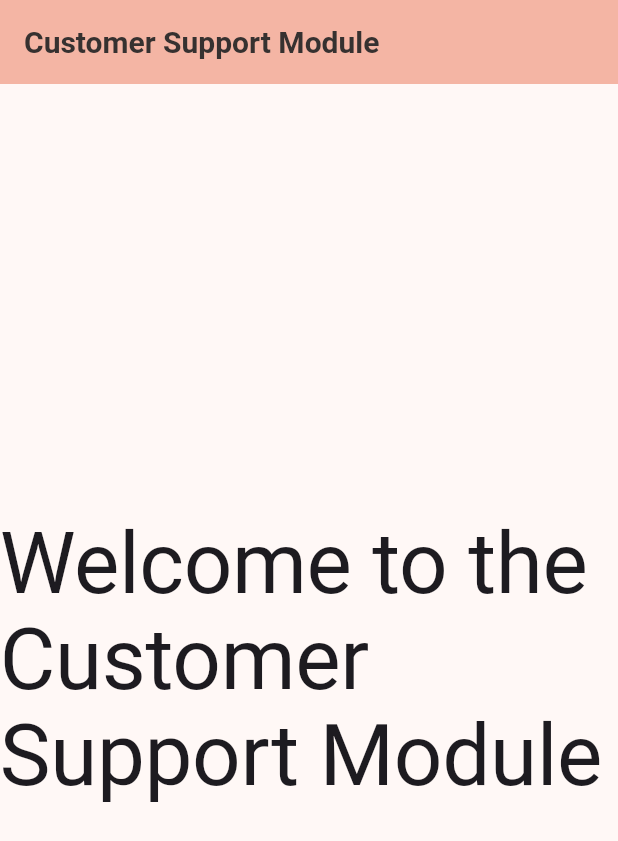
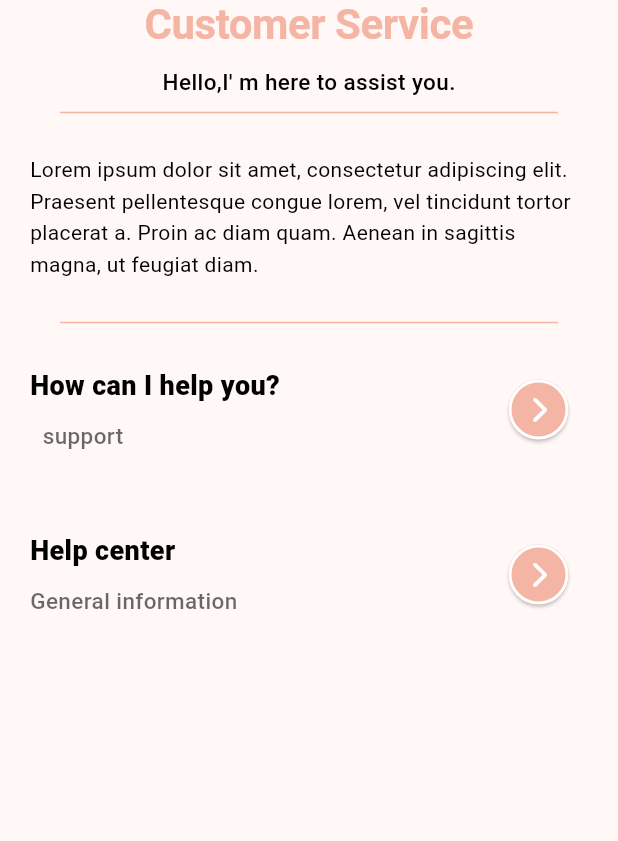
Before and after one commit to hazzemSaid/hazzemSaid-Customer-Support-Module, a Flutter app: the screen it shows after launch, on a phone screen of 412 x 824 dp. Shown: the top 841 px of the screen. Run offline on Flutter 3.47's test engine with Material 3 defaults, Android fonts, the phone set to English and light mode, and no system bars; our stand-ins replace font_awesome_flutter, get; Roboto replaces fonts that are missing (DMSans).

Commit message:
build the customer service screen

```diff
--- /dev/null
+++ b/lib/core/constanse/AppTextStyles.dart
@@ -0,0 +1,256 @@
+import 'package:flutter/material.dart';
+
+class AppTextStyles {
+  static const String fontFamily = 'DMSans';
+
+  static const TextStyle heading1 = TextStyle(
+    fontFamily: fontFamily,
+    fontSize: 32,
+    fontWeight: FontWeight.w700,
+    height: 1.2,
+    letterSpacing: -0.5,
+  );
+
+  static const TextStyle heading2 = TextStyle(
+    fontFamily: fontFamily,
+    fontSize: 28,
+    fontWeight: FontWeight.w700,
+    height: 1.2,
+    letterSpacing: -0.3,
+  );
+
+  static const TextStyle heading3 = TextStyle(
+    fontFamily: fontFamily,
+    fontSize: 24,
+    fontWeight: FontWeight.w600,
+    height: 1.3,
+    letterSpacing: -0.2,
+  );
+
+  static const TextStyle heading4 = TextStyle(
+    fontFamily: fontFamily,
+    fontSize: 20,
+    fontWeight: FontWeight.w600,
+    height: 1.3,
+    letterSpacing: -0.1,
+  );
+
+  static const TextStyle heading5 = TextStyle(
+    fontFamily: fontFamily,
+    fontSize: 18,
+    fontWeight: FontWeight.w600,
+    height: 1.4,
+  );
+
+  static const TextStyle heading6 = TextStyle(
+    fontFamily: fontFamily,
+    fontSize: 16,
+    fontWeight: FontWeight.w600,
+    height: 1.4,
+  );
+
+  static const TextStyle bodyLarge = TextStyle(
+    fontFamily: fontFamily,
+    fontSize: 16,
+    fontWeight: FontWeight.w400,
+    height: 1.5,
+  );
+
+  static const TextStyle bodyMedium = TextStyle(
+    fontFamily: fontFamily,
+    fontSize: 14,
+    fontWeight: FontWeight.w400,
+    height: 1.5,
+  );
+
+  static const TextStyle bodySmall = TextStyle(
+    fontFamily: fontFamily,
+    fontSize: 12,
+    fontWeight: FontWeight.w400,
+    height: 1.4,
+  );
+
+  static const TextStyle buttonLarge = TextStyle(
+    fontFamily: fontFamily,
+    fontSize: 18,
+    fontWeight: FontWeight.w600,
+    height: 1.2,
+    letterSpacing: 0.1,
+  );
+
+  static const TextStyle buttonMedium = TextStyle(
+    fontFamily: fontFamily,
+    fontSize: 14,
+    fontWeight: FontWeight.w600,
+    height: 1.2,
+    letterSpacing: 0.1,
+  );
+
+  static const TextStyle buttonSmall = TextStyle(
+    fontFamily: fontFamily,
+    fontSize: 12,
+    fontWeight: FontWeight.w600,
+    height: 1.2,
+    letterSpacing: 0.1,
+  );
+
+  static const TextStyle caption = TextStyle(
+    fontFamily: fontFamily,
+    fontSize: 12,
+    fontWeight: FontWeight.w400,
+    height: 1.3,
+    letterSpacing: 0.4,
+  );
+
+  static const TextStyle overline = TextStyle(
+    fontFamily: fontFamily,
+    fontSize: 10,
+    fontWeight: FontWeight.w500,
+    height: 1.6,
+    letterSpacing: 1.5,
+  );
+
+  static const TextStyle label = TextStyle(
+    fontFamily: fontFamily,
+    fontSize: 14,
+    fontWeight: FontWeight.w500,
+    height: 1.4,
+    letterSpacing: 0.1,
+  );
+
+  static const TextStyle priceRegular = TextStyle(
+    fontFamily: fontFamily,
+    fontSize: 18,
+    fontWeight: FontWeight.w600,
+    height: 1.2,
+  );
+
+  static const TextStyle priceLarge = TextStyle(
+    fontFamily: fontFamily,
+    fontSize: 24,
+    fontWeight: FontWeight.w700,
+    height: 1.2,
+  );
+
+  static const TextStyle priceSmall = TextStyle(
+    fontFamily: fontFamily,
+    fontSize: 14,
+    fontWeight: FontWeight.w600,
+    height: 1.2,
+  );
+
+  static const TextStyle priceStrikethrough = TextStyle(
+    fontFamily: fontFamily,
+    fontSize: 14,
+    fontWeight: FontWeight.w400,
+    height: 1.2,
+    decoration: TextDecoration.lineThrough,
+  );
+
+  static const TextStyle inputText = TextStyle(
+    fontFamily: fontFamily,
+    fontSize: 16,
+    fontWeight: FontWeight.w400,
+    height: 1.5,
+  );
+
+  static const TextStyle inputLabel = TextStyle(
+    fontFamily: fontFamily,
+    fontSize: 14,
+    fontWeight: FontWeight.w500,
+    height: 1.4,
+  );
+
+  static const TextStyle inputHint = TextStyle(
+    fontFamily: fontFamily,
+    fontSize: 16,
+    fontWeight: FontWeight.w400,
+    height: 1.5,
+  );
+
+  static const TextStyle inputError = TextStyle(
+    fontFamily: fontFamily,
+    fontSize: 12,
+    fontWeight: FontWeight.w400,
+    height: 1.3,
+  );
+
+  static const TextStyle tabLabel = TextStyle(
+    fontFamily: fontFamily,
+    fontSize: 12,
+    fontWeight: FontWeight.w500,
+    height: 1.3,
+  );
+
+  static const TextStyle appBarTitle = TextStyle(
+    fontFamily: fontFamily,
+    fontSize: 20,
+    fontWeight: FontWeight.w600,
+    height: 1.2,
+  );
+
+  static const TextStyle cardTitle = TextStyle(
+    fontFamily: fontFamily,
+    fontSize: 16,
+    fontWeight: FontWeight.w600,
+    height: 1.3,
+  );
+
+  static const TextStyle cardSubtitle = TextStyle(
+    fontFamily: fontFamily,
+    fontSize: 14,
+    fontWeight: FontWeight.w400,
+    height: 1.4,
+  );
+
+  static const TextStyle ratingText = TextStyle(
+    fontFamily: fontFamily,
+    fontSize: 14,
+    fontWeight: FontWeight.w500,
+    height: 1.2,
+  );
+
+  static const TextStyle reviewText = TextStyle(
+    fontFamily: fontFamily,
+    fontSize: 14,
+    fontWeight: FontWeight.w400,
+    height: 1.5,
+  );
+
+  static const TextStyle successText = TextStyle(
+    fontFamily: fontFamily,
+    fontSize: 14,
+    fontWeight: FontWeight.w500,
+    height: 1.4,
+  );
+
+  static const TextStyle warningText = TextStyle(
+    fontFamily: fontFamily,
+    fontSize: 14,
+    fontWeight: FontWeight.w500,
+    height: 1.4,
+  );
+
+  static const TextStyle errorText = TextStyle(
+    fontFamily: fontFamily,
+    fontSize: 14,
+    fontWeight: FontWeight.w500,
+    height: 1.4,
+  );
+
+  static const TextStyle link = TextStyle(
+    fontFamily: fontFamily,
+    fontSize: 14,
+    fontWeight: FontWeight.w500,
+    height: 1.4,
+    decoration: TextDecoration.underline,
+  );
+
+  static const TextStyle linkSmall = TextStyle(
+    fontFamily: fontFamily,
+    fontSize: 12,
+    fontWeight: FontWeight.w500,
+    height: 1.3,
+    decoration: TextDecoration.underline,
+  );
+}
--- a/lib/main.dart
+++ b/lib/main.dart
@@ -1,6 +1,8 @@
-import 'package:customersupportmodule/core/appthemes.dart';
+import 'package:customersupportmodule/core/constanse/appthemes.dart';
+import 'package:customersupportmodule/modules/cutomerservice/view/screens/cutomerservice_screen.dart';
 import 'package:flutter/material.dart';
 import 'package:get/get_navigation/src/root/get_material_app.dart';
+import 'package:get/get_navigation/src/routes/get_route.dart';
 
 void main() {
   runApp(const MyApp());
@@ -12,18 +14,10 @@ class MyApp extends StatelessWidget {
   @override
   Widget build(BuildContext context) {
     return GetMaterialApp(
-      title: 'Customer Support Module',
-      theme: AppThemes.appDarkTheme,
+      getPages: [GetPage(name: '/', page: () => CutomerserviceScreen())],
+      title: 'Customer Support',
+      theme: AppThemes.appLightTheme,
       debugShowCheckedModeBanner: false,
-      home: Scaffold(
-        appBar: AppBar(title: const Text('Customer Support Module')),
-        body: Center(
-          child: Text(
-            'Welcome to the Customer Support Module',
-            style: Theme.of(context).textTheme.displayLarge,
-          ),
-        ),
-      ),
     );
   }
 }
--- /dev/null
+++ b/lib/modules/cutomerservice/view/screens/cutomerservice_screen.dart
@@ -0,0 +1,168 @@
+import 'package:customersupportmodule/core/constanse/AppTextStyles.dart';
+import 'package:flutter/material.dart';
+import 'package:font_awesome_flutter/font_awesome_flutter.dart';
+
+class CutomerserviceScreen extends StatelessWidget {
+  const CutomerserviceScreen({super.key});
+
+  @override
+  Widget build(BuildContext context) {
+    return Scaffold(
+      body: SafeArea(
+        child: Padding(
+          padding: const EdgeInsets.symmetric(horizontal: 20.0),
+          child: Column(
+            mainAxisAlignment: MainAxisAlignment.start,
+            crossAxisAlignment: CrossAxisAlignment.center,
+            children: [
+              Center(
+                child: Text(
+                  'Customer Service',
+                  style: AppTextStyles.heading2.copyWith(
+                    fontWeight: FontWeight.bold,
+                    color: Theme.of(context).colorScheme.primary,
+                  ),
+                ),
+              ),
+              SizedBox(height: 10),
+              Text(
+                'Hello,I\' m here to assist you.',
+                style: AppTextStyles.bodyMedium.copyWith(
+                  fontWeight: FontWeight.w500,
+                  fontSize: 15,
+                  color: Theme.of(context).colorScheme.onSurface,
+                ),
+              ),
+              Divider(
+                color: Theme.of(context).colorScheme.primary,
+                thickness: 1,
+                indent: 20,
+                endIndent: 20,
+              ),
+              SizedBox(height: 20),
+              Wrap(
+                children: [
+                  Text(
+                    'Lorem ipsum dolor sit amet, consectetur adipiscing elit. Praesent pellentesque congue lorem, vel tincidunt tortor placerat a. Proin ac diam quam. Aenean in sagittis magna, ut feugiat diam.',
+                    style: AppTextStyles.bodyMedium.copyWith(
+                      color: Theme.of(context).colorScheme.onSurface,
+                      height: 1.5,
+                    ),
+                  ),
+                ],
+              ),
+              SizedBox(height: 20),
+              Divider(
+                color: Theme.of(context).colorScheme.primary,
+                thickness: 1,
+                indent: 20,
+                endIndent: 20,
+              ),
+              SizedBox(height: 20),
+              SizedBox(
+                child: Row(
+                  mainAxisAlignment: MainAxisAlignment.start,
+                  children: [
+                    Column(
+                      children: [
+                        Text(
+                          "How can I help you?",
+                          style: AppTextStyles.bodyMedium.copyWith(
+                            fontWeight: FontWeight.w800,
+                            fontSize: 18,
+                            color: Theme.of(context).colorScheme.onSurface,
+                          ),
+                        ),
+                        SizedBox(height: 10),
+                        SizedBox(
+                          width: 150,
+                          child: Text(
+                            textAlign: TextAlign.start,
+                            "support",
+                            style: AppTextStyles.bodyMedium.copyWith(
+                              fontWeight: FontWeight.w500,
+                              fontSize: 15,
+                              color: Theme.of(
+                                context,
+                              ).colorScheme.onSurface.withAlpha(150),
+                            ),
+                          ),
+                        ),
+                      ],
+                    ),
+                    Spacer(),
+                    ElevatedButton(
+                      style: ElevatedButton.styleFrom(
+                        backgroundColor: Theme.of(context).colorScheme.primary,
+                        shape: const CircleBorder(
+                          side: BorderSide(color: Colors.white, width: 2),
+                        ),
+                      ),
+                      onPressed: () {},
+                      child: Icon(
+                        FontAwesomeIcons.chevronRight,
+                        color: Colors.white,
+                      ),
+                    ),
+                  ],
+                ),
+              ),
+              SizedBox(height: 50),
+              SizedBox(
+                child: Row(
+                  mainAxisAlignment: MainAxisAlignment.start,
+                  children: [
+                    Column(
+                      children: [
+                        SizedBox(
+                          width: 150,
+                          child: Text(
+                            "Help center",
+                            style: AppTextStyles.bodyMedium.copyWith(
+                              fontWeight: FontWeight.w800,
+                              fontSize: 18,
+                              color: Theme.of(context).colorScheme.onSurface,
+                            ),
+                          ),
+                        ),
+                        SizedBox(height: 10),
+                        SizedBox(
+                          width: 150,
+                          child: Text(
+                            textAlign: TextAlign.start,
+                            "General information",
+                            style: AppTextStyles.bodyMedium.copyWith(
+                              fontWeight: FontWeight.w500,
+                              fontSize: 15,
+                              color: Theme.of(
+                                context,
+                              ).colorScheme.onSurface.withAlpha(150),
+                            ),
+                          ),
+                        ),
+                      ],
+                    ),
+                    Spacer(),
+                    ElevatedButton(
+                      style: ElevatedButton.styleFrom(
+                        backgroundColor: Theme.of(context).colorScheme.primary,
+                        shape: const CircleBorder(
+                          side: BorderSide(color: Colors.white, width: 2),
+                        ),
+                      ),
+                      onPressed: () {},
+                      child: Icon(
+                        FontAwesomeIcons.chevronRight,
+                        color: Colors.white,
+                      ),
+                    ),
+                  ],
+                ),
+              ),
+            ],
+          ),
+        ),
+      ),
+    );
+  }
+}
```
Also changed, not shown: pubspec.yaml (+21 -11 lines), assets/fonts/dm_sans/DMSans-Bold.ttf (added), assets/fonts/dm_sans/DMSans-Medium.ttf (added), assets/fonts/mulish/Mulish-Light.ttf (added), assets/fonts/rubik/Rubik-Bold.ttf (added), assets/fonts/rubik/Rubik-Medium.ttf (added), assets/fonts/rubik/Rubik-Regular.ttf (added), lib/core/constanse/appthemes.dart (renamed from lib/core/appthemes.dart), pubspec.lock.
